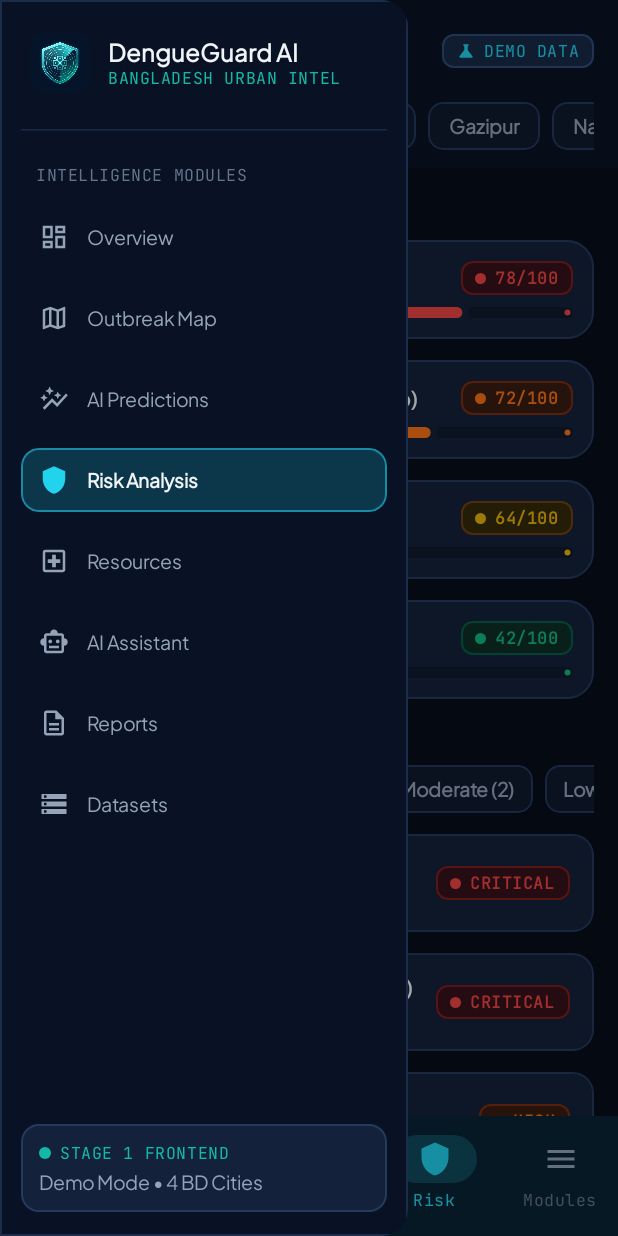
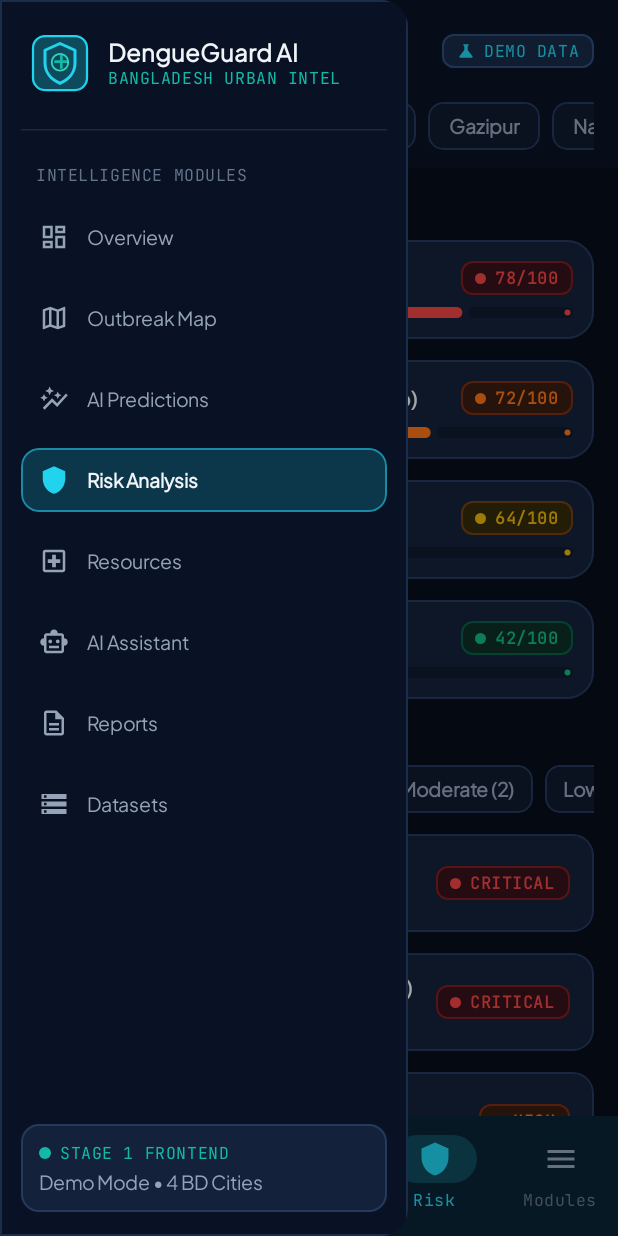
Before and after one commit to osmanmahi12/app_ai, an Android app built with Jetpack Compose: the screen it shows after launch (MainActivity), item 5 of the bottom bar chosen, on a phone screen of 412 x 824 dp. Run offline under Robolectric (Android 15) with nearby library versions, the phone set to English and light mode, and no system bars.

Commit message:
refactor: update branding assets and chart rendering
Replace placeholder icons with new vector logos, update chart drawing logic for better visual consistency, and add multi-resolution UI tests to ensure layout stability.

```diff
--- a/app/src/main/java/com/example/ui/components/DengueCharts.kt
+++ b/app/src/main/java/com/example/ui/components/DengueCharts.kt
@@ -138,13 +138,22 @@ fun IncidenceLineChartCard(
 
                 val gridDash = PathEffect.dashPathEffect(floatArrayOf(8f, 8f))
                 val baseDash = PathEffect.dashPathEffect(floatArrayOf(10f, 8f))
-                val baseStroke = Stroke(width = 2.dp.toPx(), cap = StrokeCap.Round, pathEffect = baseDash)
-                val lineStroke = Stroke(width = 3.dp.toPx(), cap = StrokeCap.Round)
+                val gridStrokePx = 1.dp.toPx().roundToInt().coerceAtLeast(1).toFloat()
+                val selLineStrokePx = 1.dp.toPx().roundToInt().coerceAtLeast(1).toFloat()
                 val pointStroke = Stroke(width = 2.dp.toPx())
-                val gridStrokePx = 1.dp.toPx()
-                val selLineStrokePx = 1.5.dp.toPx()
                 val selRadiusPx = 5.dp.toPx()
                 val dotRadiusPx = 3.dp.toPx()
+                val lineStroke = Stroke(
+                  width = 3.dp.toPx(),
+                  cap = StrokeCap.Round,
+                  join = androidx.compose.ui.graphics.StrokeJoin.Round,
+                )
+                val baseStroke = Stroke(
+                  width = 2.dp.toPx(),
+                  cap = StrokeCap.Round,
+                  join = androidx.compose.ui.graphics.StrokeJoin.Round,
+                  pathEffect = baseDash,
+                )
 
                 val basePath = Path()
                 val linePath = Path()
@@ -183,7 +192,7 @@ fun IncidenceLineChartCard(
 
                 onDrawBehind {
                   for (step in 0..3) {
-                    val y = chartTop + chartHeight * (step / 3f)
+                    val y = (chartTop + chartHeight * (step / 3f)).roundToInt().toFloat()
                     drawLine(
                       color = SlateBorder.copy(alpha = 0.45f),
                       start = Offset(0f, y),
--- a/app/src/main/java/com/example/ui/components/NavigationSidebar.kt
+++ b/app/src/main/java/com/example/ui/components/NavigationSidebar.kt
@@ -93,12 +93,10 @@ fun SidebarContent(
           horizontalArrangement = Arrangement.spacedBy(12.dp),
         ) {
           Image(
-            painter = painterResource(id = R.drawable.img_dengueguard_icon),
+            painter = painterResource(id = R.drawable.ic_dengueguard_logo),
             contentDescription = "DengueGuard AI emblem",
-            modifier = Modifier
-              .size(40.dp)
-              .clip(RoundedCornerShape(10.dp)),
-            contentScale = ContentScale.Crop,
+            modifier = Modifier.size(40.dp),
+            contentScale = ContentScale.Fit,
           )
           Column {
             Text(
--- /dev/null
+++ b/app/src/main/res/drawable/ic_dengueguard_logo.xml
@@ -0,0 +1,28 @@
+<vector xmlns:android="http://schemas.android.com/apk/res/android"
+    android:width="40dp"
+    android:height="40dp"
+    android:viewportWidth="40"
+    android:viewportHeight="40">
+    <path
+        android:fillColor="#0E4A5C"
+        android:pathData="M10,2 L30,2 A8,8 0 0 1 38,10 L38,30 A8,8 0 0 1 30,38 L10,38 A8,8 0 0 1 2,30 L2,10 A8,8 0 0 1 10,2 Z" />
+    <path
+        android:fillColor="#00000000"
+        android:pathData="M10,2 L30,2 A8,8 0 0 1 38,10 L38,30 A8,8 0 0 1 30,38 L10,38 A8,8 0 0 1 2,30 L2,10 A8,8 0 0 1 10,2 Z"
+        android:strokeWidth="1.5"
+        android:strokeColor="#22D3EE" />
+    <path
+        android:fillColor="#00000000"
+        android:pathData="M20,7 L30,11.5 L30,20 C30,26.5 25.5,31.2 20,33.5 C14.5,31.2 10,26.5 10,20 L10,11.5 Z"
+        android:strokeWidth="2"
+        android:strokeColor="#22D3EE"
+        android:strokeLineJoin="round" />
+    <path
+        android:fillColor="#14B8A6"
+        android:pathData="M20,14.5 L21.8,14.5 L21.8,18.2 L25.5,18.2 L25.5,20 L21.8,20 L21.8,23.8 L20,23.8 L20,20 L16.2,20 L16.2,18.2 L20,18.2 Z" />
+    <path
+        android:fillColor="#00000000"
+        android:pathData="M14.5,19.5 A5.5,5.5 0 1 1 25.5,19.5 A5.5,5.5 0 1 1 14.5,19.5"
+        android:strokeWidth="1.2"
+        android:strokeColor="#2DD4BF" />
+</vector>
```
Also changed, not shown: app/src/main/java/com/example/ui/screens/AiAssistantScreen.kt (+3 -5 lines), app/src/main/res/drawable/ic_ai_emblem.xml (added, +23 -0 lines), 1 other file.
